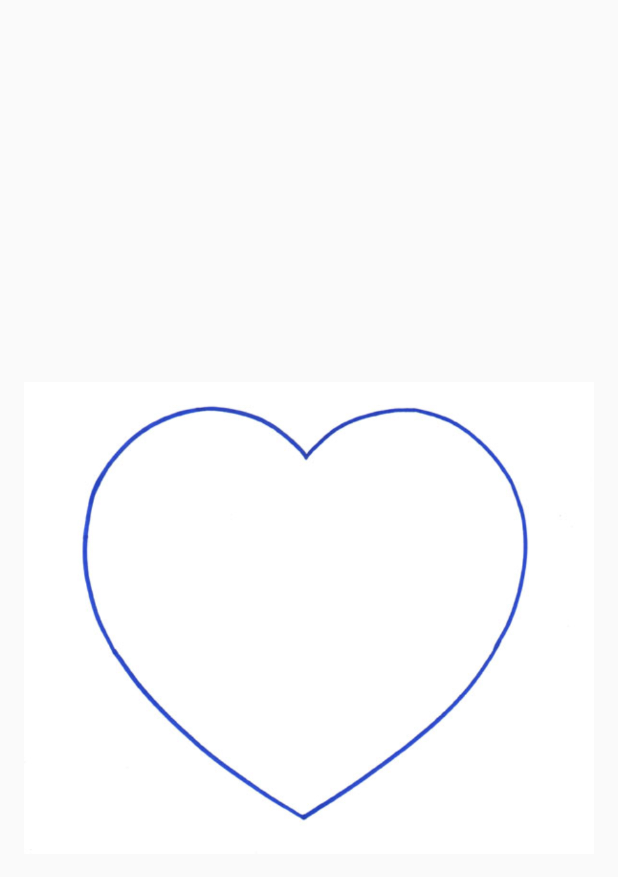
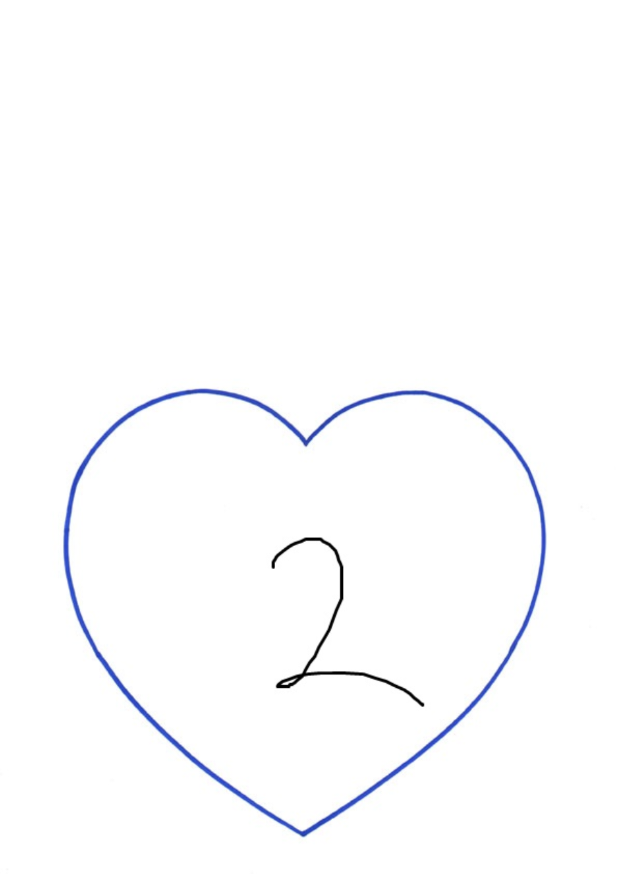
Before and after one commit to gitProyecto/DonaHealth, an Android app: the screen it shows after launch (MainActivity), on a phone screen of 412 x 824 dp. Shown: the top 877 px of the screen. Run offline under Robolectric (Android 15) with nearby library versions, the light colour scheme and no system bars.

Commit message:
Se realizó Fotograma funcional.

```diff
--- a/app/src/main/AndroidManifest.xml
+++ b/app/src/main/AndroidManifest.xml
@@ -15,6 +15,8 @@
                 <category android:name="android.intent.category.LAUNCHER" />
             </intent-filter>
         </activity>
+        <activity android:name=".Menu" >
+        </activity>
     </application>
 
 </manifest>
--- a/app/src/main/java/com/aadfm/itz/donahealth/MainActivity.java
+++ b/app/src/main/java/com/aadfm/itz/donahealth/MainActivity.java
@@ -1,61 +1,45 @@
 package com.aadfm.itz.donahealth;
-
-import android.content.Context;
-import android.graphics.Bitmap;
-import android.graphics.BitmapFactory;
-import android.graphics.Matrix;
-import android.graphics.drawable.BitmapDrawable;
-import android.graphics.drawable.Drawable;
+import android.content.Intent;
+import android.graphics.Color;
+import android.graphics.drawable.AnimationDrawable;
+import android.support.v4.view.MotionEventCompat;
 import android.support.v7.app.AppCompatActivity;
 import android.os.Bundle;
+import android.util.Log;
+import android.view.MotionEvent;
+import android.view.View;
 import android.widget.ImageView;
+import android.widget.Toast;
 
 public class MainActivity extends AppCompatActivity {
 
-    ImageView img;
+    AnimationDrawable animacion;
+
 
     @Override
     protected void onCreate(Bundle savedInstanceState) {
         super.onCreate(savedInstanceState);
         setContentView(R.layout.activity_main);
 
-        img = (ImageView) findViewById(R.id.imageView);
-        resizeImage(MainActivity.this,R.id.imageView,100,100);
+        animacion = (AnimationDrawable)getResources().getDrawable(R.drawable.animacion);
+        ImageView vista = new ImageView(MainActivity.this);
+        vista.setBackgroundColor(Color.WHITE);
+        vista.setImageDrawable(animacion);
+        animacion.start();
+        setContentView(vista);
 
+        vista.setOnClickListener(new View.OnClickListener() {
+            public void onClick(View v) {
+                clase();
+            }
+        });
+    }
 
+    public void clase(){
+        Intent intent = new Intent(this, Menu.class);
+        startActivity(intent);
+        finish();
     }
 
 
-    public static Drawable resizeImage(Context ctx, int resId, int w, int h) {
-
-        // cargamos la imagen de origen
-        Bitmap BitmapOrg = BitmapFactory.decodeResource(ctx.getResources(),resId);
-
-        int width = BitmapOrg.getWidth();
-        int height = BitmapOrg.getHeight();
-        int newWidth = w;
-        int newHeight = h;
-
-        // calculamos el escalado de la imagen destino
-        float scaleWidth = ((float) newWidth) / width;
-        float scaleHeight = ((float) newHeight) / height;
-
-        // para poder manipular la imagen
-        // debemos crear una matriz
-
-        Matrix matrix = new Matrix();
-        // resize the Bitmap
-        matrix.postScale(scaleWidth, scaleHeight);
-
-        // volvemos a crear la imagen con los nuevos valores
-        Bitmap resizedBitmap = Bitmap.createBitmap(BitmapOrg, 0, 0,width, height, matrix, true);
-
-        // si queremos poder mostrar nuestra imagen tenemos que crear un
-        // objeto drawable y así asignarlo a un botón, imageview...
-        return new BitmapDrawable(resizedBitmap);
-
-    }
-
-
-
 }
--- /dev/null
+++ b/app/src/main/res/drawable/animacion.xml
@@ -0,0 +1,7 @@
+<?xml version="1.0" encoding="utf-8"?>
+<animation-list xmlns:android="http://schemas.android.com/apk/res/android"
+    android:oneshot="false">
+    <item android:drawable="@drawable/icono" android:duration="500" />
+    <item android:drawable="@drawable/icono1" android:duration="500" />
+    <item android:drawable="@drawable/icono2" android:duration="500" />
+</animation-list>
```
Also changed, not shown: app/src/main/java/com/aadfm/itz/donahealth/Menu.java (added, +13 -0 lines), app/src/main/res/layout/activity_menu.xml (added, +10 -0 lines), app/src/main/res/drawable/icono1.jpg (added), app/src/main/res/drawable/icono2.jpg (added).
